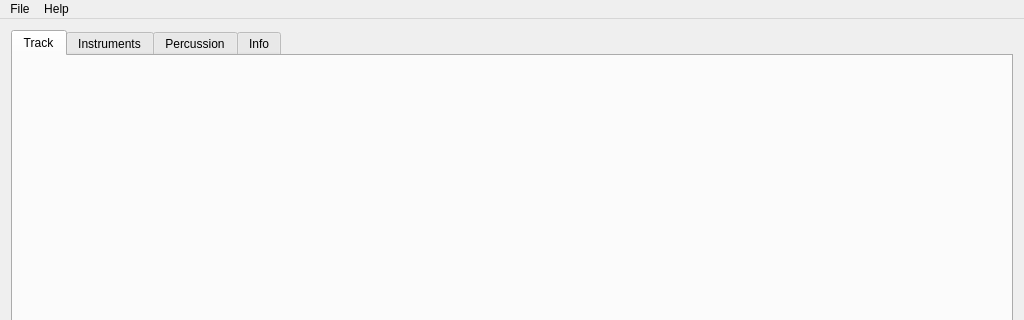
Qt form mainwindow.ui (steux/tiatracker) before a commit; both pictures show x 0 to 1024 and y 0 to 320 of the 1024 by 768 pixel window.
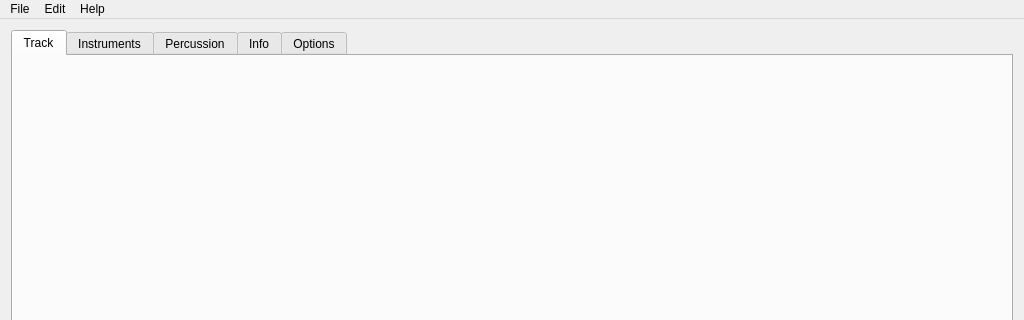
The same form after that commit. The open tabs and pages were chosen to show the change. Custom widgets are drawn as their Qt base class.

Commit message: style: qtabwidget, qmenu, qmainwindow

```diff
--- a/mainwindow.ui
+++ b/mainwindow.ui
@@ -40,6 +40,11 @@
         <string>Info</string>
        </attribute>
       </widget>
+      <widget class="QWidget" name="tab_5">
+       <attribute name="title">
+        <string>Options</string>
+       </attribute>
+      </widget>
      </widget>
     </item>
     <item alignment="Qt::AlignHCenter|Qt::AlignVCenter">
@@ -73,7 +78,18 @@
     </property>
     <addaction name="actionAbout"/>
    </widget>
+   <widget class="QMenu" name="menuEdit">
+    <property name="title">
+     <string>Edit</string>
+    </property>
+    <addaction name="actionCut"/>
+    <addaction name="actionCopy"/>
+    <addaction name="actionPatse"/>
+    <addaction name="actionUndo"/>
+    <addaction name="actionRedo"/>
+   </widget>
    <addaction name="menuFile"/>
+   <addaction name="menuEdit"/>
    <addaction name="menuHelp"/>
   </widget>
   <widget class="QStatusBar" name="statusBar"/>
```
Left out of the diff: 27 changed lines with no effect on the pictures. The commit also changes 1 other file.
